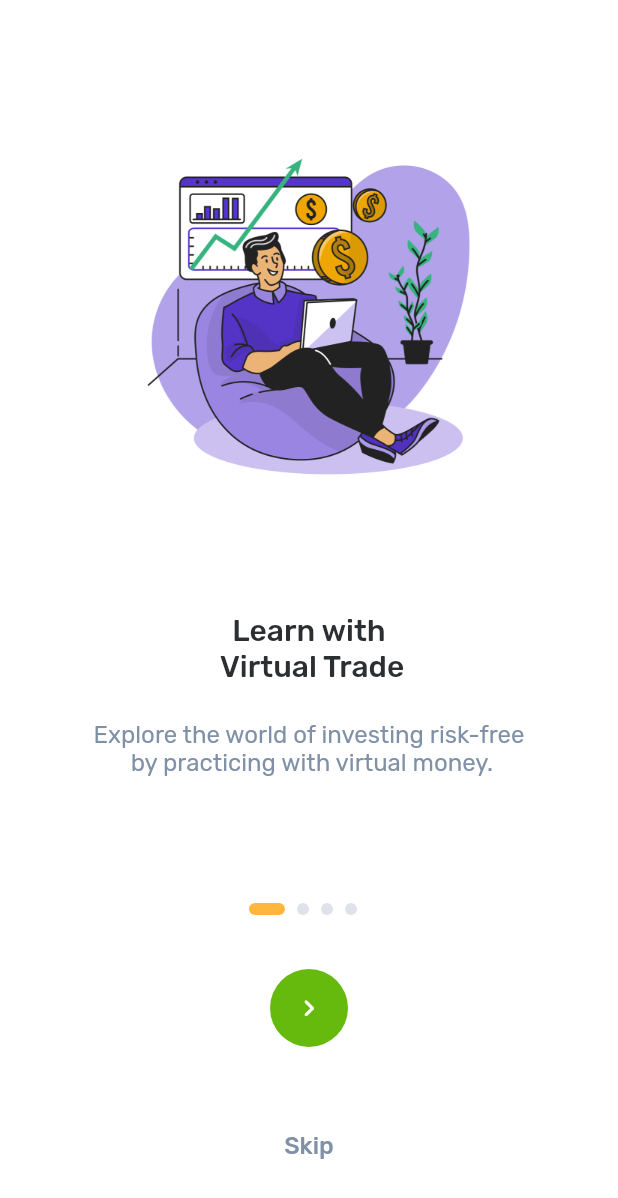
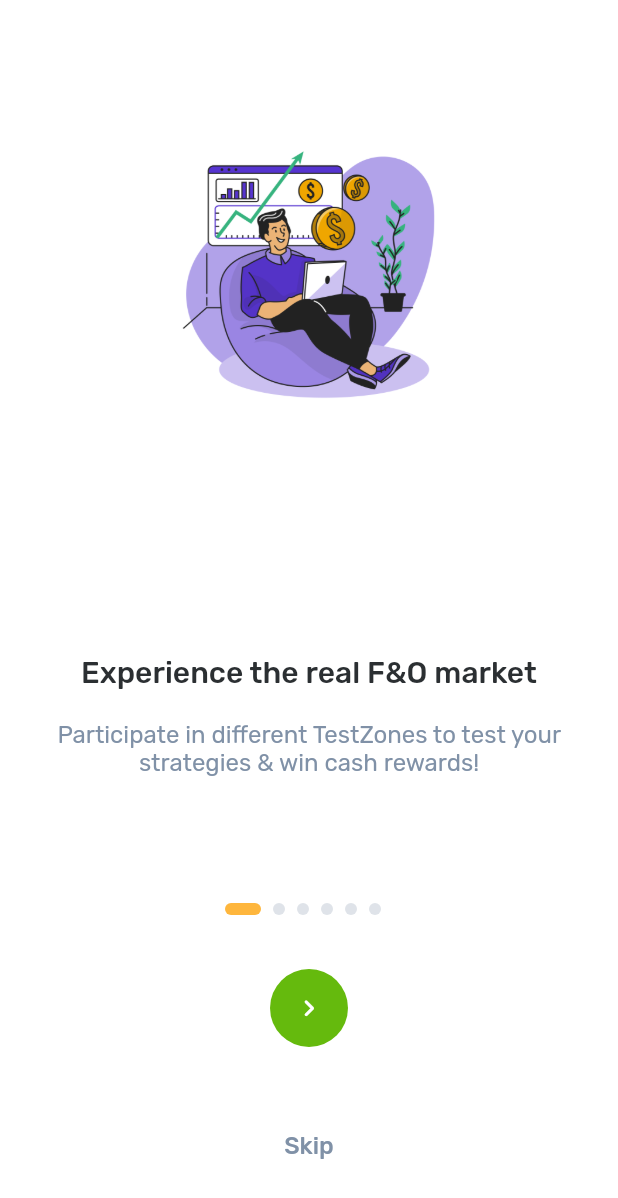
Before and after one commit to ninepointer/stoxhero-mobile, a Flutter app: the screen it shows after launch, on a phone screen of 412 x 824 dp. Shown: the top 1198 px of the screen. Run offline on Flutter 3.47's test engine with Material 2 defaults, Android fonts, the phone set to English and light mode, and no system bars; our stand-ins replace carousel_slider, dio, dropdown_button2, file_picker, firebase_analytics, firebase_core and 14 more; missing offline and left inert: number_paginator, phonepe_payment_sdk; accounts and stored records are empty.

Commit message:
onBoarding page Text change

```diff
--- a/lib/src/core/themes/app_styles.dart
+++ b/lib/src/core/themes/app_styles.dart
@@ -1290,6 +1290,7 @@ class AppStyles {
     fontWeight: FontWeight.w400,
     fontSize: 10,
   );
+
   static TextStyle tsGreyRegular12 = TextStyle(
     color: AppColors.grey,
     fontFamily: AppTheme.fontFamily,
@@ -1411,4 +1412,10 @@ class AppStyles {
     fontWeight: FontWeight.w600,
     fontSize: 24,
   );
+  static TextStyle tsDarkGreyRegular14 = TextStyle(
+    color: AppColors.grey.shade900,
+    fontFamily: AppTheme.fontFamily,
+    fontWeight: FontWeight.w600,
+    fontSize: 14,
+  );
 }
--- a/lib/src/core/widgets/common_tile.dart
+++ b/lib/src/core/widgets/common_tile.dart
@@ -38,7 +38,7 @@ class CommonTile extends StatelessWidget {
       child: Container(
         margin: margin ?? EdgeInsets.symmetric(vertical: 8),
         padding: padding ?? EdgeInsets.symmetric(horizontal: 16, vertical: 10),
-        color: Theme.of(context).cardColor,
+        color: Theme.of(context).canvasColor,
         width: double.infinity,
         child: Column(
           children: [
@@ -52,13 +52,13 @@ class CommonTile extends StatelessWidget {
                       children: [
                         Text(
                           label,
-                          style: AppStyles.tsSecondaryMedium14,
+                          style: AppStyles.tsDarkGreyRegular14,
                         ),
                         if (isValue) ...[
                           SizedBox(height: 4),
                           Text(
                             value ?? '',
-                            style: AppStyles.tsSecondaryMedium14,
+                            style: AppStyles.tsGreyMedium12,
                           ),
                         ],
                       ],
--- a/lib/src/data/models/response/completed_college_contest_list_response.dart
+++ b/lib/src/data/models/response/completed_college_contest_list_response.dart
@@ -1,5 +1,3 @@
-import 'upcoming_college_contest_list_response.dart';
-
 class CompletedCollegeContestListResponse {
   String? status;
   String? message;
@@ -43,7 +41,7 @@ class CompletedCollegeContest {
   num? payoutPercentage;
   bool? featured;
   String? payoutType;
-  Portfolio? portfolio;
+  String? portfolio;
   String? college;
   List<String>? potentialParticipants;
   int? maxParticipants;
--- a/lib/src/modules/college_contest/views/college_contest_trading_view.dart
+++ b/lib/src/modules/college_contest/views/college_contest_trading_view.dart
@@ -185,6 +185,7 @@ class CollegeContestTradingView extends GetView<CollegeContestController> {
                                     controller.liveCollegeContest.value
                                             .payoutPercentage ??
                                         0),
+                                valueColor: AppColors.success,
                                 // valueColor: controller.getValueColor(
                                 //   // controller.getRewardCapAmount(
                                 //   //   controller.liveCollegeContest.value.entryFee == 0
@@ -375,7 +376,7 @@ class CollegeContestTradingView extends GetView<CollegeContestController> {
       controller.liveCollegeContest.value.contestStartTime,
       controller.liveCollegeContest.value.contestEndTime,
     );
-    return days > 1
+    return days > 0
         ? Column(
             children: [
               SizedBox(height: 8),
--- a/lib/src/modules/contest/views/contest_trading_view.dart
+++ b/lib/src/modules/contest/views/contest_trading_view.dart
@@ -172,6 +172,7 @@ class ContestTradingView extends GetView<ContestController> {
                             children: [
                               PositionDetailCardTile(
                                   label: 'Reward',
+                                  // valueColor: AppColors.success,
                                   value: controller.getRewardCapAmount(
                                       (controller.liveFeatured.value.entryFee ?? controller.liveContest.value.entryFee) == 0
                                           ? controller.liveFeatured.value
--- a/lib/src/modules/home/views/dashboard_view.dart
+++ b/lib/src/modules/home/views/dashboard_view.dart
@@ -143,7 +143,7 @@ class _DashboardViewState extends State<DashboardView> {
                   if (contestProfileController.startOfWeek.value != "" &&
                       contestProfileController.endOfWeek.value != "")
                     CommonTile(
-                      label: 'TestZone Leaderboard of the Week',
+                      label: 'Weekly TestZone Leaderboard',
                       showSeeAllButton: true,
                       isValue: true,
                       seeAllLabel: 'View All',
--- a/lib/src/modules/splash/views/onboarding_view.dart
+++ b/lib/src/modules/splash/views/onboarding_view.dart
@@ -69,7 +69,7 @@ class _OnBoardingViewState extends State<OnBoardingView> {
                       Image.asset(
                         item.image,
                         width: 250,
-                        height: 250,
+                        height: 195,
                       ),
                       Spacer(),
                       Text(
@@ -77,7 +77,7 @@ class _OnBoardingViewState extends State<OnBoardingView> {
                         textAlign: TextAlign.center,
                         style: Theme.of(context).textTheme.tsMedium20,
                       ),
-                      SizedBox(height: 24),
+                      SizedBox(height: 20),
                       Text(
                         item.description,
                         textAlign: TextAlign.center,
@@ -178,26 +178,38 @@ List<OnBoardingContent> contents = [
   // ),
   OnBoardingContent(
     image: AppImages.virtualTrade,
-    title: 'Learn with \n Virtual Trade',
+    title: 'Experience the real F&O market',
     description:
-        'Explore the world of investing risk-free \n by practicing with virtual money.',
+        'Participate in different TestZones to test your strategies & win cash rewards!',
   ),
   OnBoardingContent(
-    image: AppImages.contests,
-    title: 'Contests',
+    image: AppImages.workshop,
+    title: 'Future & Options (F&O)',
     description:
-        "Trade in our virtual contest, earn real cash \n rewards based on your portfolio's value!",
+        "Learn the basics of options trading by executing your strategies for free!",
   ),
   OnBoardingContent(
     image: AppImages.tenx,
-    title: 'Earn Real Money \n with 10x Trading',
+    title: 'Subscribe to StoxHero TenX plans',
     description:
-        'Harness your knowledge to fuel financial \n growth with strategic investments.',
+        'Subscribe to TenX plans and apply your learning to earn cash reward!',
+  ),
+  OnBoardingContent(
+    image: AppImages.job,
+    title: 'Get your real market readiness tested!',
+    description:
+        'Participate in MarginX with virtual money at a very low investment and check your market readiness!',
   ),
   OnBoardingContent(
     image: AppImages.referral,
-    title: 'Grow Together \n with Referral',
+    title: 'Refer your friends and win ',
     description:
-        'Gather your friends, claim rewards, and \n conquer milestones together!',
+        'Refer your friend & get \u{20B9}15 in your StoxHero wallet, your friend gets \u{20B9}100 as signup bonus',
+  ),
+  OnBoardingContent(
+    image: AppImages.contestLeaderboard,
+    title: 'Check TestZone Weekly Earning Leaderboard',
+    description:
+        'Check the TestZone profiles of top TestZone traders of the week along with their recent TestZone participations!',
   ),
 ];
--- a/pubspec.yaml
+++ b/pubspec.yaml
@@ -1,7 +1,7 @@
 name: stoxhero
 description: A new Flutter project.
-# version: 1.0.0+48 # Dev
-version: 1.0.0+25 # Prod
+version: 1.0.0+49 # Dev
+# version: 1.0.0+25 # Prod
 publish_to: "none"
 
 environment:
```
Also changed, not shown: lib/src/modules/college_contest/controllers/college_contest_controller.dart (+7 -2 lines), lib/src/modules/home/widgets/live_featured_card.dart (+21 -12 lines).
